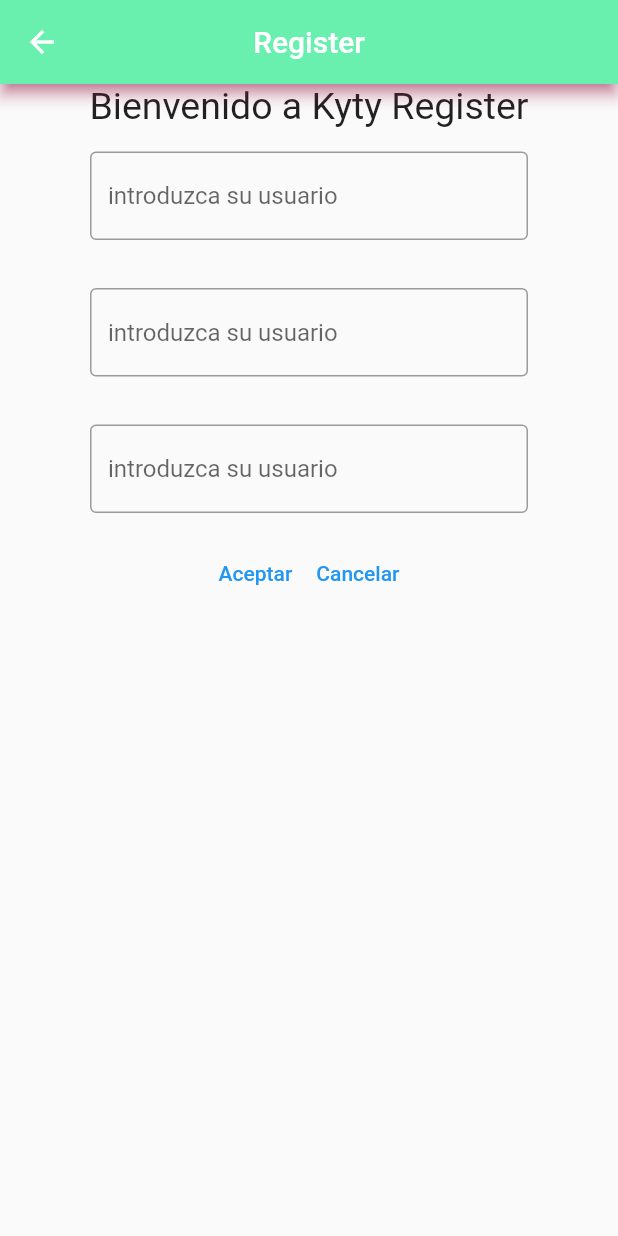
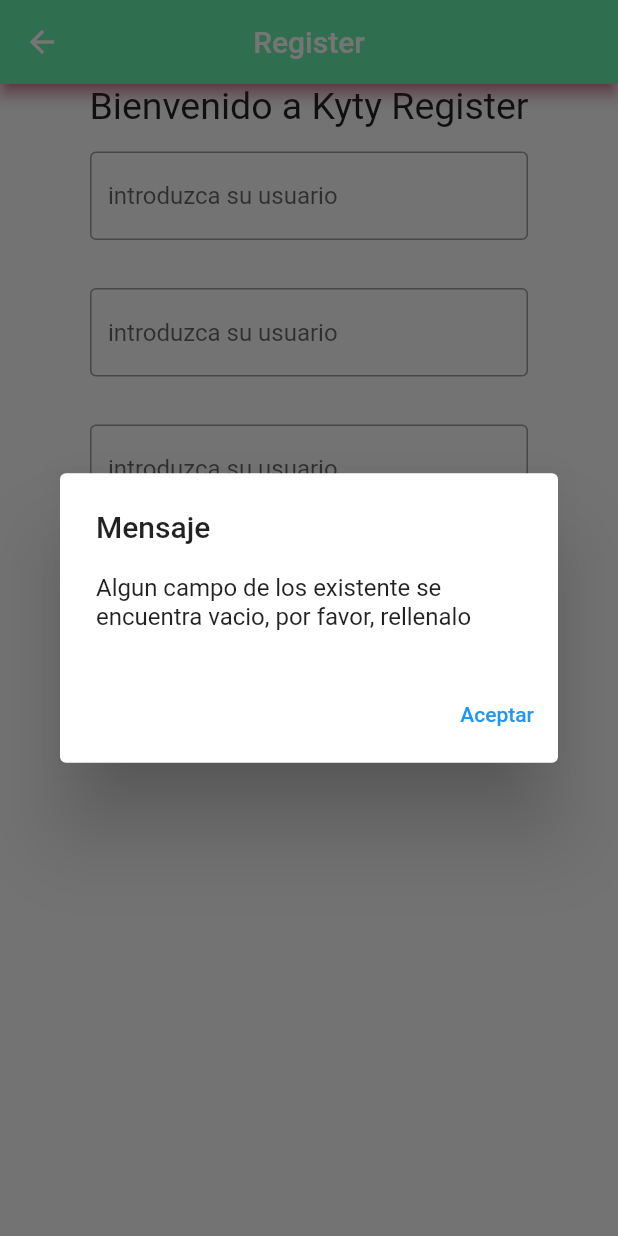
Before and after one commit to manuelcb19/actividad1manuel, a Flutter app: the RegisterView screen opened by its route, after a tap on "Aceptar", on a phone screen of 412 x 824 dp. Run offline on Flutter 3.47's test engine with Material 2 defaults, Android fonts, the phone set to English and light mode, and no system bars; our stand-ins replace firebase_auth, firebase_core; accounts and stored records are empty; generated files the repository leaves out were written again.

Commit message:
Se hacen comprobaciones para que se avise al usuario si algun campo se encuentra vacio

```diff
--- /dev/null
+++ b/lib/componentes/CustomDialog.dart
@@ -0,0 +1,29 @@
+
+
+import 'package:flutter/cupertino.dart';
+import 'package:flutter/material.dart';
+
+import 'package:flutter/material.dart';
+
+class CustomDialog {
+
+  static void show(BuildContext context, String message) {
+    showDialog(
+      context: context,
+      builder: (BuildContext context) {
+        return AlertDialog(
+          title: Text('Mensaje'),
+          content: Text(message),
+          actions: <Widget>[
+            TextButton(
+              child: Text('Aceptar'),
+              onPressed: () {
+                Navigator.of(context).pop(); // Cierra el diálogo
+              },
+            ),
+          ],
+        );
+      },
+    );
+  }
+}
--- a/lib/onBoarding/RegisterView.dart
+++ b/lib/onBoarding/RegisterView.dart
@@ -23,39 +23,36 @@
 
   void onClickAceptar() async {
 
-    int numero = 2;
 
-    switch(passwordMyController.text == passwordconfirmationMyController.text){
+    switch(usuarioController.text.isEmpty || passwordMyController.text.isEmpty || passwordconfirmationMyController.text.isEmpty){
 
       case true:
 
-
-        break;
-      case false:
+        CustomDialog.show(_context, "Algun campo de los existente se encuentra vacio, por favor, rellenalo");
         break;
 
-    }
+      case false:
 
         if(passwordMyController.text == passwordconfirmationMyController.text)
         {
           try {
 
             await FirebaseAuth.instance.createUserWithEmailAndPassword(
-
               email: usuarioController.text,
               password: passwordMyController.text,
+            );
+          }
+          on FirebaseAuthException catch (e) {
 
-        );
+            if (e.code == 'weak-password') {
 
-      }
+              CustomDialog.show(_context, "contraseña menor a 6 caracteres");
 
-      on FirebaseAuthException catch (e) {
-        if (e.code == 'weak-password') {
-          CustomDialog.show(_context, "contraseña menor a 6 caracteres");
 
             } else if (e.code == 'email-already-in-use') {
 
               CustomDialog.show(_context, "el email ya existe");
+
 
             }
 
@@ -65,11 +62,14 @@
             print(e);
           }
         }
+
         else
           {
             CustomDialog.show(_context, "Las contraseñas no son iguales");
           }
 
+        break;
+    }
     //ScaffoldMessenger.of(_context).showSnackBar(snackBar);
   }
 
```
Lines whose indentation alone changed are shown as unchanged.
